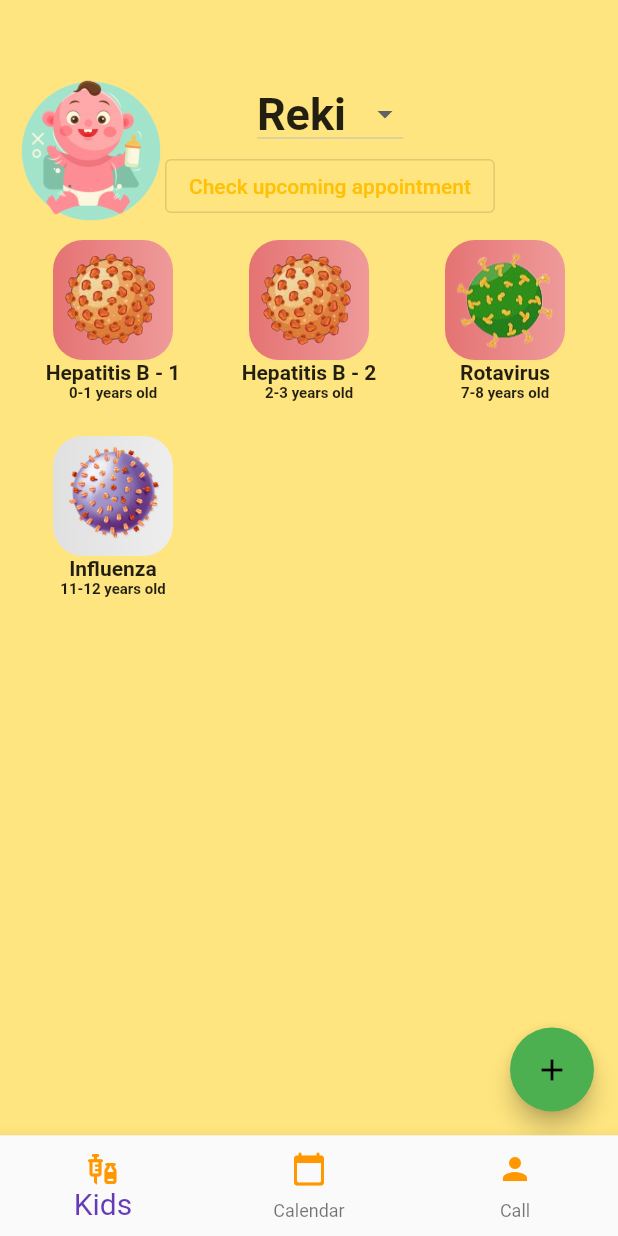
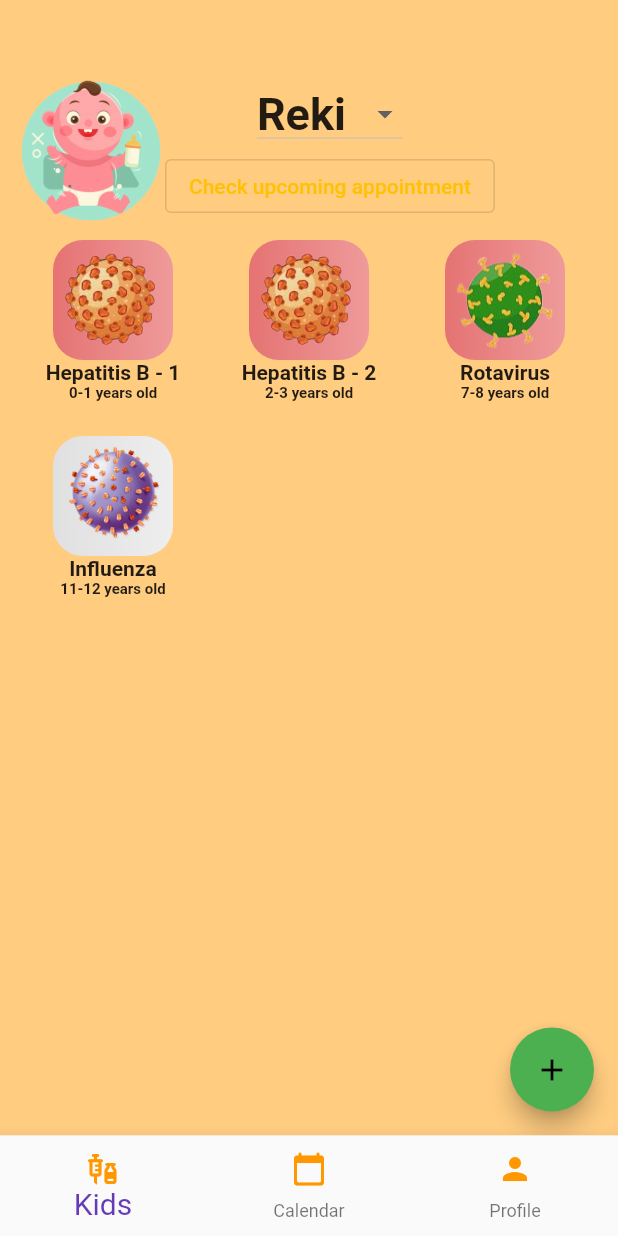
Before and after one commit to bjudob/duckcination, a Flutter app: the screen it shows after launch, on a phone screen of 412 x 824 dp. Run offline on Flutter 3.47's test engine with Material 2 defaults, Android fonts, the phone set to English and light mode, and no system bars; our stand-ins replace firebase_core, table_calendar; accounts and stored records are empty.

Commit message:
Navbar - not much but honest work

```diff
--- a/lib/main.dart
+++ b/lib/main.dart
@@ -11,7 +11,7 @@ Future<void> main() async {
   runApp(const MyApp());
 }
 
-Color? primaryColor = Colors.amber[300];
+Color? primaryColor = Colors.red[200];
 
 class MyApp extends StatelessWidget {
   const MyApp({Key? key}) : super(key: key);
@@ -64,7 +64,7 @@ class _MyHomePageState extends State<MyHomePage> {
           BottomNavigationBarItem(
               icon: Icon(Icons.calendar_today_rounded, color: Colors.orange,), label: "Calendar"),
           BottomNavigationBarItem(
-              icon: Icon(Icons.person, color: Colors.orange,), label: "Call"),
+              icon: Icon(Icons.person, color: Colors.orange,), label: "Profile"),
         ],
         currentIndex: selectedIndex,
         fixedColor: Colors.deepPurple,
--- a/lib/ui/screens/calendar_screen.dart
+++ b/lib/ui/screens/calendar_screen.dart
@@ -12,6 +12,7 @@ class _CalendarScreenState extends State<CalendarScreen> {
   @override
   Widget build(BuildContext context) {
     return Container(
+      padding: EdgeInsets.all(15),
       child: TableCalendar(
         firstDay: DateTime.utc(2010, 10, 16),
         lastDay: DateTime.utc(2030, 3, 14),
--- a/lib/ui/screens/home.dart
+++ b/lib/ui/screens/home.dart
@@ -32,7 +32,7 @@ class _DuckHomeState extends State<DuckHome> {
   Widget build(BuildContext context) {
     children = duckProvider.getChildren();
     return Scaffold(
-      backgroundColor: Colors.amberAccent.shade100,
+      backgroundColor: Colors.orange.shade200,
       body: Center(
         child: Padding(
           padding: const EdgeInsets.fromLTRB(10, 50, 10, 0),
```
